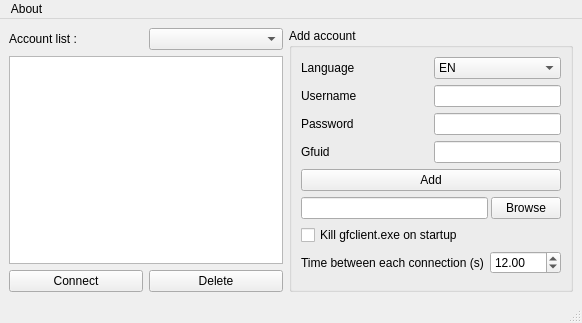
Qt form PipeWay/mainwindow.ui (ApourtArtt/NtLauncher) before a commit.
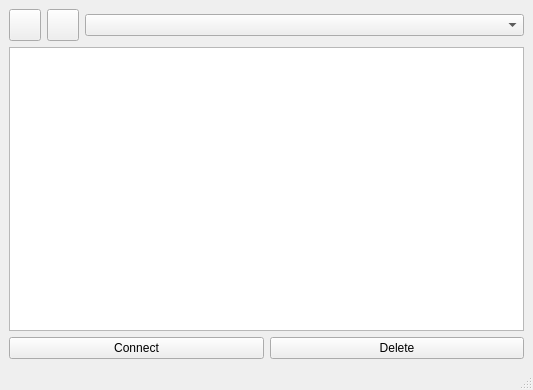
The same form after that commit. Icons and pictures are not drawn.

```diff
--- a/PipeWay/mainwindow.ui
+++ b/PipeWay/mainwindow.ui
@@ -6,233 +6,107 @@
    <rect>
     <x>0</x>
     <y>0</y>
-    <width>582</width>
-    <height>323</height>
+    <width>533</width>
+    <height>390</height>
    </rect>
   </property>
   <property name="windowTitle">
    <string>Ayugra</string>
   </property>
   <widget class="QWidget" name="centralwidget">
-   <layout class="QGridLayout" name="gridLayout_2">
-    <item row="2" column="1">
-     <widget class="QPushButton" name="PB_DELETE">
+   <layout class="QGridLayout" name="gridLayout">
+    <item row="0" column="0">
+     <widget class="QPushButton" name="PB_PARAM">
+      <property name="minimumSize">
+       <size>
+        <width>32</width>
+        <height>32</height>
+       </size>
+      </property>
+      <property name="maximumSize">
+       <size>
+        <width>32</width>
+        <height>32</height>
+       </size>
+      </property>
       <property name="text">
-       <string>Delete</string>
+       <string/>
       </property>
+      <property name="icon">
+       <iconset resource="res.qrc">
+        <normaloff>:/images/param.png</normaloff>:/images/param.png</iconset>
+      </property>
+      <property name="iconSize">
+       <size>
+        <width>28</width>
+        <height>28</height>
+       </size>
+      </property>
      </widget>
     </item>
-    <item row="2" column="0">
-     <widget class="QPushButton" name="PB_CONNECT">
+    <item row="0" column="1">
+     <widget class="QPushButton" name="PB_ACCOUNTMANAGER">
+      <property name="minimumSize">
+       <size>
+        <width>32</width>
+        <height>32</height>
+       </size>
+      </property>
+      <property name="maximumSize">
+       <size>
+        <width>32</width>
+        <height>32</height>
+       </size>
+      </property>
       <property name="text">
-       <string>Connect</string>
+       <string/>
       </property>
+      <property name="icon">
+       <iconset resource="res.qrc">
+        <normaloff>:/images/account.png</normaloff>:/images/account.png</iconset>
+      </property>
+      <property name="iconSize">
+       <size>
+        <width>28</width>
+        <height>28</height>
+       </size>
+      </property>
      </widget>
     </item>
-    <item row="1" column="0" colspan="2">
+    <item row="0" column="2">
+     <widget class="QComboBox" name="CB_ACCOUNTS"/>
+    </item>
+    <item row="2" column="0" colspan="3">
+     <layout class="QHBoxLayout" name="horizontalLayout">
+      <property name="topMargin">
+       <number>0</number>
+      </property>
+      <item>
+       <widget class="QPushButton" name="PB_CONNECT">
+        <property name="text">
+         <string>Connect</string>
+        </property>
+       </widget>
+      </item>
+      <item>
+       <widget class="QPushButton" name="PB_DELETE">
+        <property name="text">
+         <string>Delete</string>
+        </property>
+       </widget>
+      </item>
+     </layout>
+    </item>
+    <item row="1" column="0" colspan="3">
      <widget class="QListWidget" name="LW_ACCOUNTS">
       <property name="selectionMode">
        <enum>QAbstractItemView::MultiSelection</enum>
       </property>
      </widget>
     </item>
-    <item row="0" column="2" rowspan="3">
-     <widget class="QGroupBox" name="groupBox">
-      <property name="title">
-       <string>Add account</string>
-      </property>
-      <layout class="QGridLayout" name="gridLayout">
-       <item row="0" column="0">
-        <widget class="QLabel" name="label_4">
-         <property name="text">
-          <string>Language</string>
-         </property>
-        </widget>
-       </item>
-       <item row="3" column="2" colspan="2">
-        <widget class="QLineEdit" name="LE_GFUID"/>
-       </item>
-       <item row="7" column="0" colspan="4">
-        <layout class="QHBoxLayout" name="horizontalLayout">
-         <property name="spacing">
-          <number>3</number>
-         </property>
-         <property name="topMargin">
-          <number>0</number>
-         </property>
-         <property name="bottomMargin">
-          <number>0</number>
-         </property>
-         <item>
-          <widget class="QLineEdit" name="LE_NTDIR"/>
-         </item>
-         <item>
-          <widget class="QPushButton" name="PB_BROWSE">
-           <property name="maximumSize">
-            <size>
-             <width>70</width>
-             <height>16777215</height>
-            </size>
-           </property>
-           <property name="text">
-            <string>Browse</string>
-           </property>
-          </widget>
-         </item>
-        </layout>
-       </item>
-       <item row="1" column="2" colspan="2">
-        <widget class="QLineEdit" name="LE_USERNAME"/>
-       </item>
-       <item row="10" column="0" colspan="4">
-        <layout class="QHBoxLayout" name="horizontalLayout_2">
-         <item>
-          <widget class="QLabel" name="label_5">
-           <property name="text">
-            <string>Time between each connection (s)</string>
-           </property>
-          </widget>
-         </item>
-         <item>
-          <widget class="QDoubleSpinBox" name="SB_TIME">
-           <property name="maximum">
-            <double>3600.000000000000000</double>
-           </property>
-           <property name="singleStep">
-            <double>0.500000000000000</double>
-           </property>
-           <property name="value">
-            <double>12.000000000000000</double>
-           </property>
-          </widget>
-         </item>
-        </layout>
-       </item>
-       <item row="2" column="2" colspan="2">
-        <widget class="QLineEdit" name="LE_PASSWORD"/>
-       </item>
-       <item row="1" column="0">
-        <widget class="QLabel" name="label">
-         <property name="text">
-          <string>Username</string>
-         </property>
-        </widget>
-       </item>
-       <item row="2" column="0">
-        <widget class="QLabel" name="label_2">
-         <property name="text">
-          <string>Password</string>
-         </property>
-        </widget>
-       </item>
-       <item row="9" column="0" colspan="4">
-        <widget class="QCheckBox" name="CB_KILLGFCLIENT">
-         <property name="text">
-          <string>Kill gfclient.exe on startup</string>
-         </property>
-        </widget>
-       </item>
-       <item row="3" column="0">
-        <widget class="QLabel" name="label_3">
-         <property name="text">
-          <string>Gfuid</string>
-         </property>
-        </widget>
-       </item>
-       <item row="0" column="2" colspan="2">
-        <widget class="QComboBox" name="CB_LANG">
-         <item>
-          <property name="text">
-           <string>EN</string>
-          </property>
-         </item>
-         <item>
-          <property name="text">
-           <string>DE</string>
-          </property>
-         </item>
-         <item>
-          <property name="text">
-           <string>FR</string>
-          </property>
-         </item>
-         <item>
-          <property name="text">
-           <string>IT</string>
-          </property>
-         </item>
-         <item>
-          <property name="text">
-           <string>PL</string>
-          </property>
-         </item>
-         <item>
-          <property name="text">
-           <string>ES</string>
-          </property>
-         </item>
-         <item>
-          <property name="text">
-           <string>CZ</string>
-          </property>
-         </item>
-         <item>
-          <property name="text">
-           <string>RU</string>
-          </property>
-         </item>
-         <item>
-          <property name="text">
-           <string>TR</string>
-          </property>
-         </item>
-        </widget>
-       </item>
-       <item row="4" column="0" colspan="4">
-        <widget class="QPushButton" name="PB_ADD">
-         <property name="text">
-          <string>Add</string>
-         </property>
-        </widget>
-       </item>
-      </layout>
-     </widget>
-    </item>
-    <item row="0" column="1">
-     <widget class="QComboBox" name="CB_ACCOUNTS"/>
-    </item>
-    <item row="0" column="0">
-     <widget class="QLabel" name="label_6">
-      <property name="text">
-       <string>Account list :</string>
-      </property>
-     </widget>
-    </item>
    </layout>
   </widget>
   <widget class="QStatusBar" name="statusbar"/>
-  <widget class="QMenuBar" name="menuBar">
-   <property name="geometry">
-    <rect>
-     <x>0</x>
-     <y>0</y>
-     <width>582</width>
-     <height>21</height>
-    </rect>
-   </property>
-   <widget class="QMenu" name="menuAbout">
-    <property name="title">
-     <string>About</string>
-    </property>
-    <addaction name="actionGithub"/>
-   </widget>
-   <addaction name="menuAbout"/>
-  </widget>
-  <action name="actionGithub">
-   <property name="text">
-    <string>Github</string>
-   </property>
-  </action>
  </widget>
  <tabstops>
   <tabstop>LE_USERNAME</tabstop>
```
Left out of the diff: 15 changed lines with no effect on the pictures.
